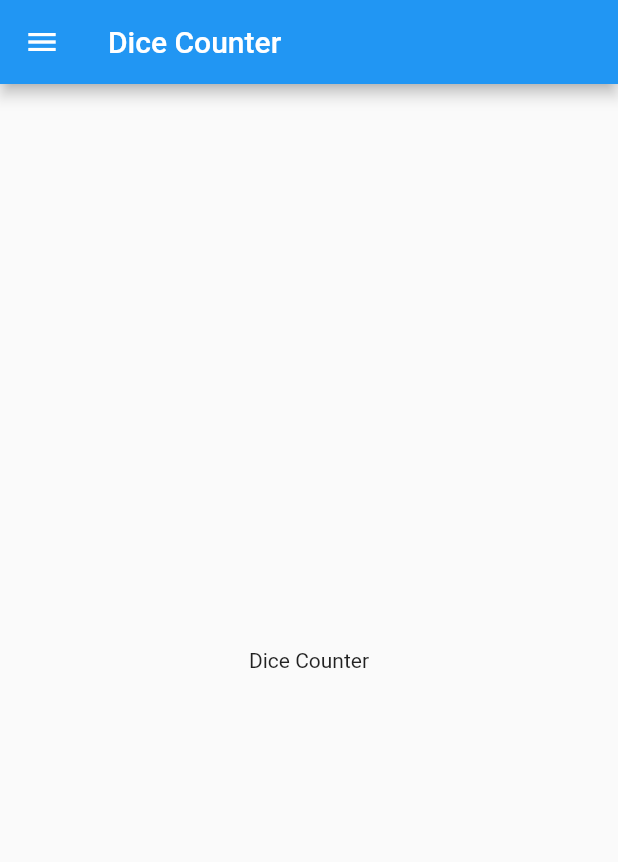
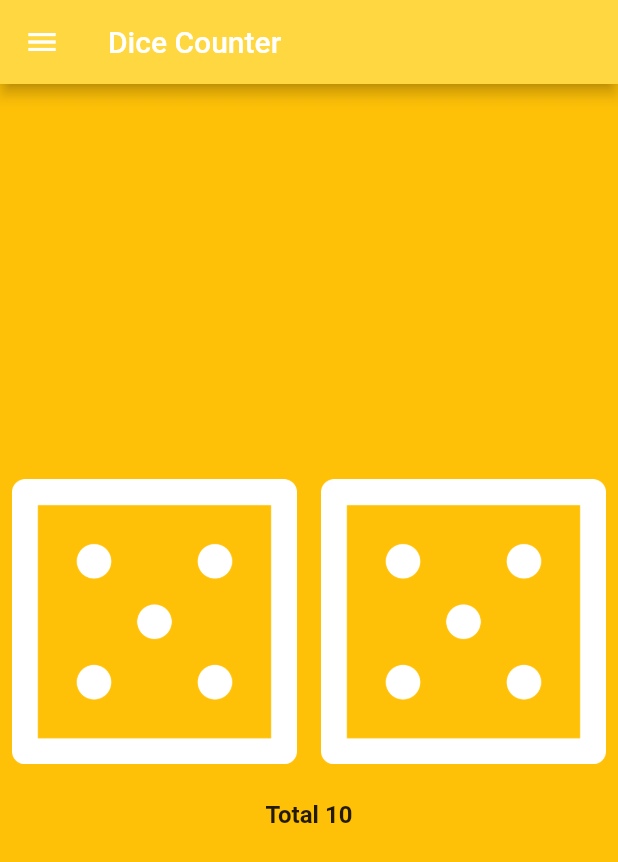
Before and after one commit to Mugilan-Codes/flutter-mobx-practice, a Flutter app: the DiceCounterScreen screen opened directly, on a phone screen of 412 x 824 dp. Shown: the top 862 px of the screen. Run offline on Flutter 3.47's test engine with Material 2 defaults, Android fonts, the phone set to English and light mode, and no system bars; our stand-ins replace flutter_mobx, mobx; generated files the repository leaves out were written again; Roboto replaces fonts that are missing (Verdana).

Commit message:
add dice counter assets

```diff
--- a/lib/screens/dice_counter/dice_counter_screen.dart
+++ b/lib/screens/dice_counter/dice_counter_screen.dart
@@ -1,5 +1,9 @@
 import 'package:flutter/material.dart';
+import 'package:flutter_mobx/flutter_mobx.dart';
+import 'package:mobx_practice/screens/dice_counter/dice_counter.dart';
 import 'package:mobx_practice/widgets/navigation_drawer_widget.dart';
+
+final diceCounter = DiceCounter();
 
 class DiceCounterScreen extends StatelessWidget {
   const DiceCounterScreen({Key? key}) : super(key: key);
@@ -9,12 +13,47 @@ class DiceCounterScreen extends StatelessWidget {
   @override
   Widget build(BuildContext context) {
     return Scaffold(
+      backgroundColor: Colors.amber,
       appBar: AppBar(
         title: Text(title),
+        backgroundColor: Colors.amberAccent,
       ),
       drawer: const NavigationDrawerWidget(),
       body: Center(
-        child: Text('Dice Counter'),
+        child: Column(
+          mainAxisAlignment: MainAxisAlignment.center,
+          children: <Widget>[
+            Row(
+              children: <Widget>[
+                Expanded(
+                    child: TextButton(
+                        onPressed: diceCounter.roll,
+                        child: Observer(
+                          builder: (_) => Image.asset(
+                              'assets/images/dice/dice${diceCounter.left}.png'),
+                        ))),
+                Expanded(
+                    child: TextButton(
+                        onPressed: diceCounter.roll,
+                        child: Observer(
+                          builder: (_) => Image.asset(
+                              'assets/images/dice/dice${diceCounter.right}.png'),
+                        )))
+              ],
+            ),
+            Padding(
+                padding: const EdgeInsets.all(16),
+                child: Observer(
+                    builder: (_) => Text(
+                          'Total ${diceCounter.total}',
+                          style: const TextStyle(
+                              fontSize: 16,
+                              fontWeight: FontWeight.bold,
+                              color: Colors.black87,
+                              fontFamily: 'Verdana'),
+                        )))
+          ],
+        ),
       ),
     );
   }
--- a/pubspec.yaml
+++ b/pubspec.yaml
@@ -67,6 +67,8 @@ flutter:
   # assets:
   #   - images/a_dot_burr.jpeg
   #   - images/a_dot_ham.jpeg
+  assets:
+    - assets/images/dice/
 
   # An image asset can refer to one or more resolution-specific "variants", see
   # https://flutter.dev/assets-and-images/#resolution-aware.
```
Also changed, not shown: assets/images/dice/dice1.png (added), assets/images/dice/dice2.png (added), assets/images/dice/dice3.png (added), assets/images/dice/dice4.png (added), assets/images/dice/dice5.png (added), assets/images/dice/dice6.png (added).
